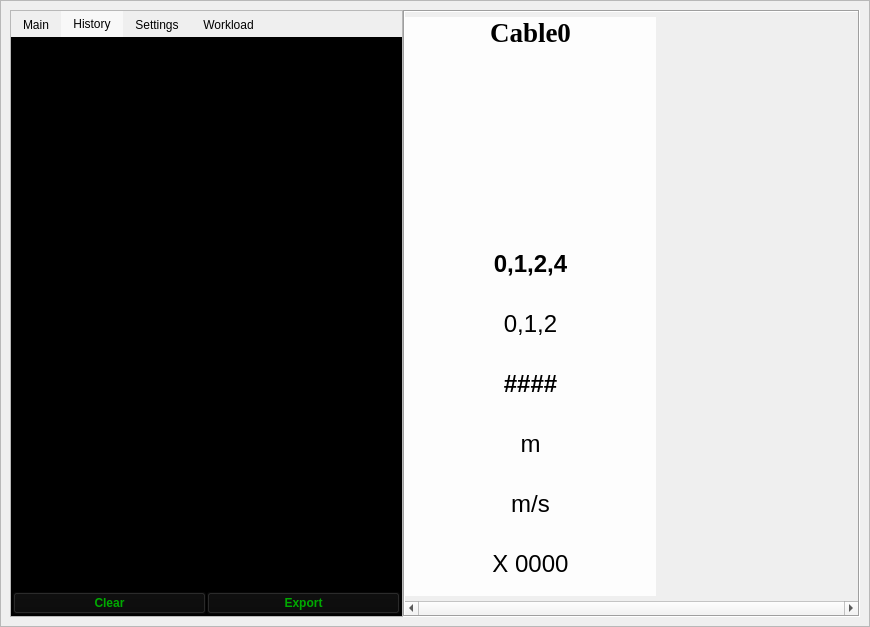
Above: ui/MasterAPPV7.ui from 5PIterator/MasterAPP before the change. Below: the same form after it.
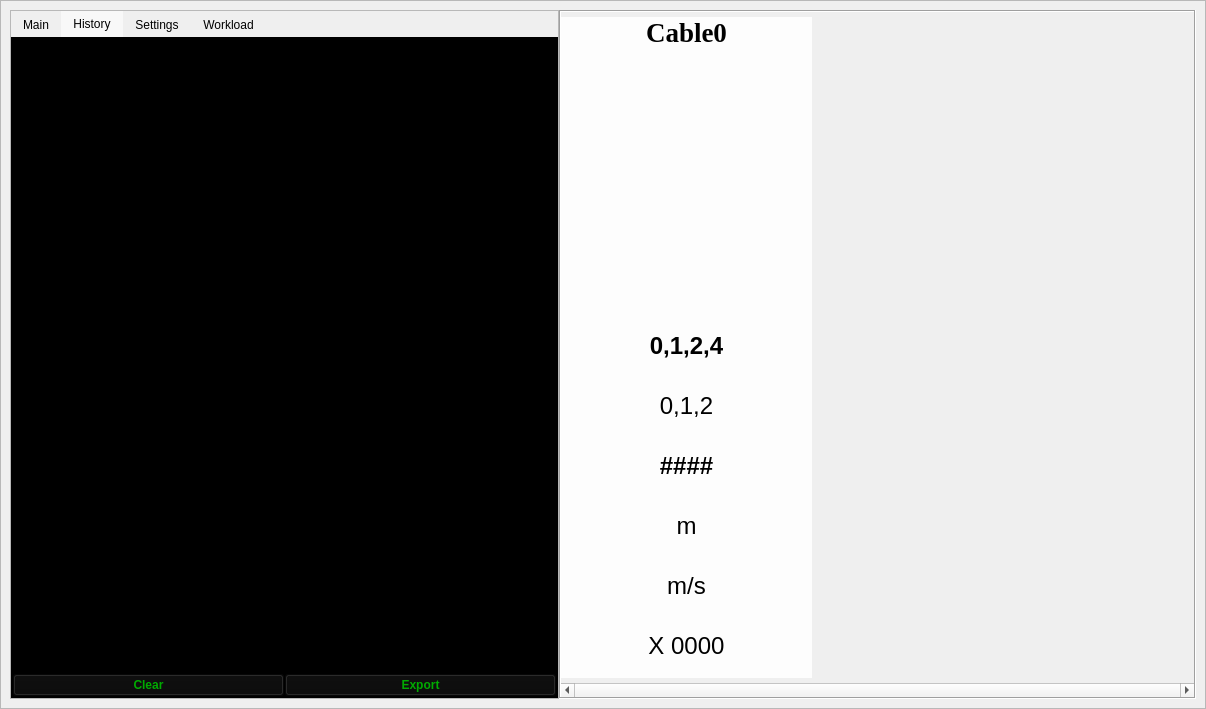
That is the form after the change. The open tabs and pages were chosen to show the change. Icons and pictures are not drawn. Custom widgets are drawn as their Qt base class.

What changed in the file:
```diff
--- a/ui/MasterAPPV7.ui
+++ b/ui/MasterAPPV7.ui
@@ -9,8 +9,8 @@
    <rect>
     <x>0</x>
     <y>0</y>
-    <width>870</width>
-    <height>627</height>
+    <width>1206</width>
+    <height>709</height>
    </rect>
   </property>
   <property name="sizePolicy">
@@ -84,8 +84,8 @@
         <rect>
          <x>0</x>
          <y>0</y>
-         <width>868</width>
-         <height>625</height>
+         <width>1204</width>
+         <height>707</height>
         </rect>
        </property>
        <property name="sizePolicy">
@@ -602,8 +602,8 @@
                         <rect>
                          <x>0</x>
                          <y>0</y>
-                         <width>527</width>
-                         <height>577</height>
+                         <width>738</width>
+                         <height>659</height>
                         </rect>
                        </property>
                        <layout class="QGridLayout" name="gridLayout_4">
@@ -2495,8 +2495,8 @@
                 <rect>
                  <x>0</x>
                  <y>0</y>
-                 <width>311</width>
-                 <height>599</height>
+                 <width>436</width>
+                 <height>662</height>
                 </rect>
                </property>
                <property name="sizePolicy">
```
Left out of the diff: 8 changed lines with no effect on the pictures.
